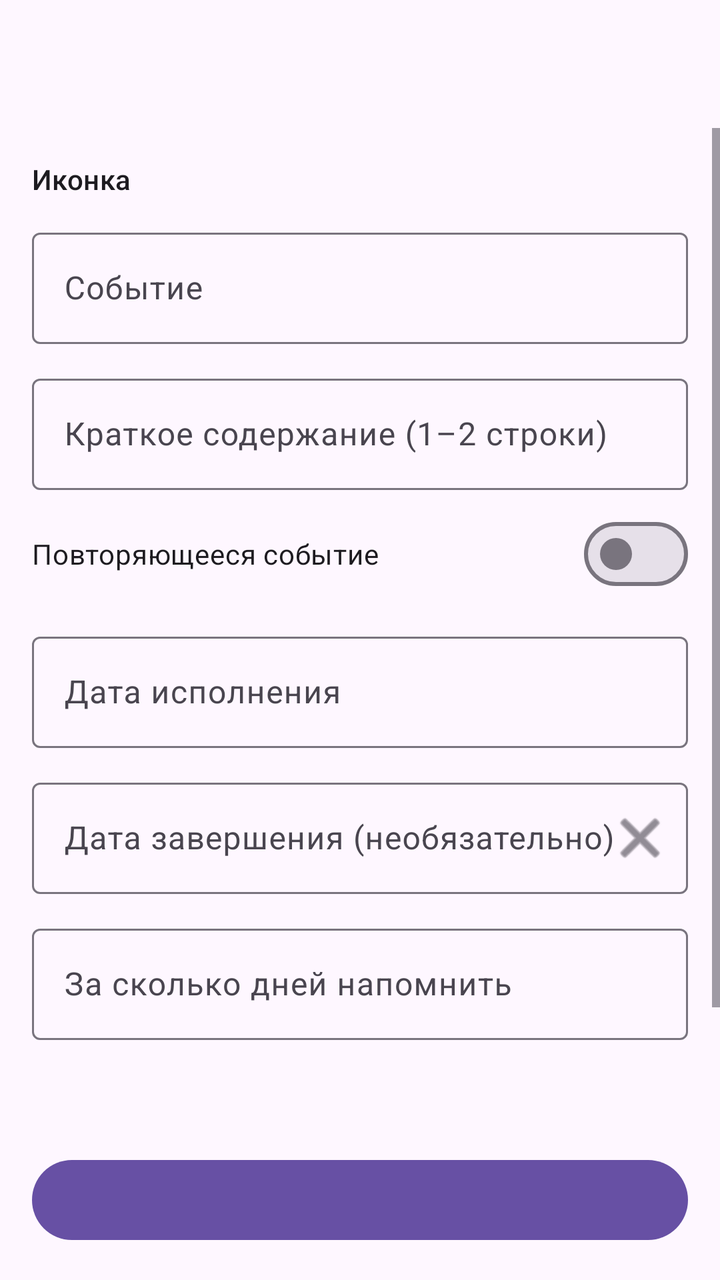
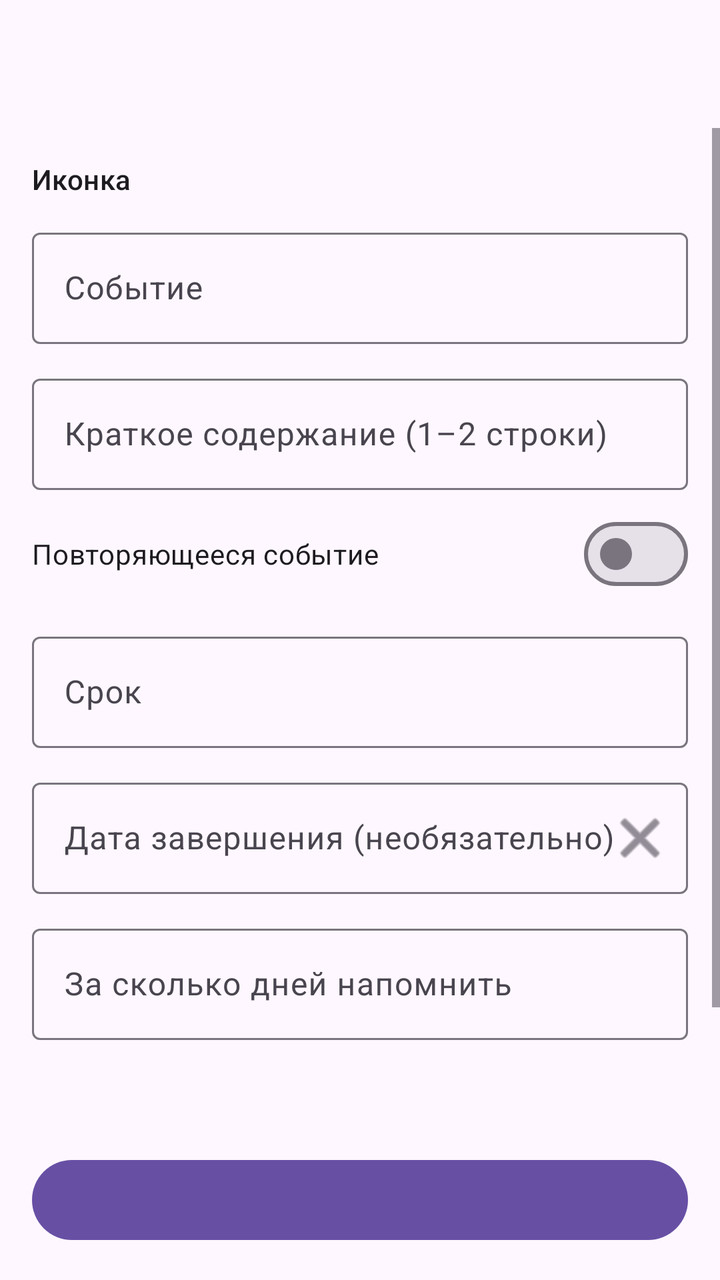

The first picture is an Android layout as it rendered before a commit; the second is the same layout after the commit. The layout source and the unified diff follow.
<!-- AndroidManifest.xml: application theme Theme.ReminderNote -->
<!-- res/layout/activity_card.xml -->
<?xml version="1.0" encoding="utf-8"?>
<androidx.coordinatorlayout.widget.CoordinatorLayout xmlns:android="http://schemas.android.com/apk/res/android"
    xmlns:app="http://schemas.android.com/apk/res-auto"
    xmlns:tools="http://schemas.android.com/tools"
    android:id="@+id/card_root"
    android:layout_width="match_parent"
    android:layout_height="match_parent"
    tools:context=".CardActivity">

    <com.google.android.material.appbar.AppBarLayout
        android:layout_width="match_parent"
        android:layout_height="wrap_content">

        <com.google.android.material.appbar.MaterialToolbar
            android:id="@+id/toolbar"
            android:layout_width="match_parent"
            android:layout_height="?attr/actionBarSize" />
    </com.google.android.material.appbar.AppBarLayout>

    <LinearLayout
        android:layout_width="match_parent"
        android:layout_height="match_parent"
        android:orientation="vertical"
        app:layout_behavior="@string/appbar_scrolling_view_behavior">

        <ScrollView
            android:layout_width="match_parent"
            android:layout_height="0dp"
            android:layout_weight="1"
            android:fillViewport="true">

            <LinearLayout
                android:layout_width="match_parent"
                android:layout_height="wrap_content"
                android:orientation="vertical"
                android:padding="16dp">

                <LinearLayout
                    android:id="@+id/row_header"
                    android:layout_width="match_parent"
                    android:layout_height="wrap_content"
                    android:gravity="center_vertical"
                    android:orientation="horizontal"
                    android:visibility="gone">

                    <TextView
                        android:id="@+id/tv_icon"
                        android:layout_width="wrap_content"
                        android:layout_height="wrap_content"
                        android:textSize="36sp" />

                    <TextView
                        android:id="@+id/tv_header_title"
                        android:layout_width="0dp"
                        android:layout_height="wrap_content"
                        android:layout_marginStart="12dp"
                        android:layout_weight="1"
                        android:textAppearance="?attr/textAppearanceHeadlineSmall" />
                </LinearLayout>

                <TextView
                    android:id="@+id/tv_description_view"
                    android:layout_width="match_parent"
                    android:layout_height="wrap_content"
                    android:layout_marginTop="8dp"
                    android:textAppearance="?attr/textAppearanceBodyLarge"
                    android:visibility="gone" />

                <TextView
                    android:id="@+id/label_icon"
                    android:layout_width="wrap_content"
                    android:layout_height="wrap_content"
                    android:text="@string/field_icon"
                    android:textAppearance="?attr/textAppearanceLabelLarge" />

                <HorizontalScrollView
                    android:id="@+id/scroll_icons"
                    android:layout_width="match_parent"
                    android:layout_height="wrap_content"
                    android:scrollbars="none">

                    <com.google.android.material.chip.ChipGroup
                        android:id="@+id/chip_group"
                        android:layout_width="wrap_content"
                        android:layout_height="wrap_content"
                        app:selectionRequired="true"
                        app:singleLine="true"
                        app:singleSelection="true" />
                </HorizontalScrollView>

                <com.google.android.material.textfield.TextInputLayout
                    android:id="@+id/til_title"
                    android:layout_width="match_parent"
                    android:layout_height="wrap_content"
                    android:layout_marginTop="12dp"
                    android:hint="@string/field_event">

                    <com.google.android.material.textfield.TextInputEditText
                        android:id="@+id/et_title"
                        android:layout_width="match_parent"
                        android:layout_height="wrap_content"
                        android:inputType="textCapSentences|textMultiLine" />
                </com.google.android.material.textfield.TextInputLayout>

                <com.google.android.material.textfield.TextInputLayout
                    android:id="@+id/til_description"
                    android:layout_width="match_parent"
                    android:layout_height="wrap_content"
                    android:layout_marginTop="12dp"
                    android:hint="@string/field_description">

                    <com.google.android.material.textfield.TextInputEditText
                        android:id="@+id/et_description"
                        android:layout_width="match_parent"
                        android:layout_height="wrap_content"
                        android:inputType="textCapSentences|textMultiLine"
                        android:maxLength="160"
                        android:maxLines="2" />
                </com.google.android.material.textfield.TextInputLayout>

                <TextView
                    android:id="@+id/tv_repeat_info"
                    android:layout_width="match_parent"
                    android:layout_height="wrap_content"
                    android:layout_marginTop="12dp"
                    android:textAppearance="?attr/textAppearanceBodyMedium"
                    android:visibility="gone" />

                <com.google.android.material.materialswitch.MaterialSwitch
                    android:id="@+id/switch_repeat"
                    android:layout_width="match_parent"
                    android:layout_height="wrap_content"
                    android:layout_marginTop="8dp"
                    android:text="@string/field_repeat" />

                <LinearLayout
                    android:id="@+id/group_period"
                    android:layout_width="match_parent"
                    android:layout_height="wrap_content"
                    android:orientation="vertical"
                    android:visibility="gone">

                    <TextView
                        android:layout_width="wrap_content"
                        android:layout_height="wrap_content"
                        android:layout_marginTop="8dp"
                        android:text="@string/field_period"
                        android:textAppearance="?attr/textAppearanceLabelLarge" />

                    <com.google.android.material.button.MaterialButtonToggleGroup
                        android:id="@+id/toggle_period"
                        android:layout_width="match_parent"
                        android:layout_height="wrap_content"
                        android:layout_marginTop="4dp"
                        app:selectionRequired="true"
                        app:singleSelection="true">

                        <com.google.android.material.button.MaterialButton
                            android:id="@+id/btn_month"
                            style="?attr/materialButtonOutlinedStyle"
                            android:layout_width="0dp"
                            android:layout_height="wrap_content"
                            android:layout_weight="1"
                            android:text="@string/period_month" />

                        <com.google.android.material.button.MaterialButton
                            android:id="@+id/btn_year"
                            style="?attr/materialButtonOutlinedStyle"
                            android:layout_width="0dp"
                            android:layout_height="wrap_content"
                            android:layout_weight="1"
                            android:text="@string/period_year" />
                    </com.google.android.material.button.MaterialButtonToggleGroup>
                </LinearLayout>

                <com.google.android.material.textfield.TextInputLayout
                    android:id="@+id/til_exec"
                    android:layout_width="match_parent"
                    android:layout_height="wrap_content"
                    android:layout_marginTop="12dp"
                    android:hint="@string/field_exec_date">

                    <com.google.android.material.textfield.TextInputEditText
                        android:id="@+id/et_exec"
                        android:layout_width="match_parent"
                        android:layout_height="wrap_content"
                        android:clickable="true"
                        android:cursorVisible="false"
                        android:focusable="false"
                        android:inputType="none" />
                </com.google.android.material.textfield.TextInputLayout>

                <com.google.android.material.textfield.TextInputLayout
                    android:id="@+id/til_end"
                    android:layout_width="match_parent"
                    android:layout_height="wrap_content"
                    android:layout_marginTop="12dp"
                    android:hint="@string/field_end_date"
                    app:endIconContentDescription="@string/clear"
                    app:endIconDrawable="@android:drawable/ic_menu_close_clear_cancel"
                    app:endIconMode="custom">

                    <com.google.android.material.textfield.TextInputEditText
                        android:id="@+id/et_end"
                        android:layout_width="match_parent"
                        android:layout_height="wrap_content"
                        android:clickable="true"
                        android:cursorVisible="false"
                        android:focusable="false"
                        android:inputType="none" />
                </com.google.android.material.textfield.TextInputLayout>

                <com.google.android.material.textfield.TextInputLayout
                    android:id="@+id/til_remind"
                    android:layout_width="match_parent"
                    android:layout_height="wrap_content"
                    android:layout_marginTop="12dp"
                    android:hint="@string/field_remind_days">

                    <com.google.android.material.textfield.TextInputEditText
                        android:id="@+id/et_remind"
                        android:layout_width="match_parent"
                        android:layout_height="wrap_content"
                        android:inputType="number"
                        android:maxLength="3" />
                </com.google.android.material.textfield.TextInputLayout>

                <TextView
                    android:id="@+id/tv_tab"
                    android:layout_width="match_parent"
                    android:layout_height="wrap_content"
                    android:layout_marginTop="16dp"
                    android:textAppearance="?attr/textAppearanceTitleSmall" />

                <TextView
                    android:id="@+id/tv_status"
                    android:layout_width="match_parent"
                    android:layout_height="wrap_content"
                    android:layout_marginTop="8dp"
                    android:textAppearance="?attr/textAppearanceBodyLarge" />

                <TextView
                    android:id="@+id/tv_status_date"
                    android:layout_width="match_parent"
                    android:layout_height="wrap_content"
                    android:layout_marginTop="4dp"
                    android:textAppearance="?attr/textAppearanceBodyMedium" />
            </LinearLayout>
        </ScrollView>

        <LinearLayout
            android:id="@+id/group_actions"
            android:layout_width="match_parent"
            android:layout_height="wrap_content"
            android:layout_marginStart="16dp"
            android:layout_marginTop="8dp"
            android:layout_marginEnd="16dp"
            android:orientation="horizontal"
            android:visibility="gone">

            <com.google.android.material.button.MaterialButton
                android:id="@+id/btn_done"
                style="?attr/materialButtonOutlinedStyle"
                android:layout_width="0dp"
                android:layout_height="wrap_content"
                android:layout_marginEnd="4dp"
                android:layout_weight="1"
                android:text="@string/action_done" />

            <com.google.android.material.button.MaterialButton
                android:id="@+id/btn_complete"
                style="?attr/materialButtonOutlinedStyle"
                android:layout_width="0dp"
                android:layout_height="wrap_content"
                android:layout_marginStart="4dp"
                android:layout_weight="1"
                android:text="@string/action_complete" />
        </LinearLayout>

        <com.google.android.material.button.MaterialButton
            android:id="@+id/btn_action"
            android:layout_width="match_parent"
            android:layout_height="wrap_content"
            android:layout_margin="16dp" />
    </LinearLayout>
</androidx.coordinatorlayout.widget.CoordinatorLayout>
<!-- resources referenced by this layout -->
<resources>
  <string name="action_complete">Завершить</string>
  <string name="action_done">Исполнить</string>
  <string name="clear">Очистить</string>
  <string name="field_description">Краткое содержание (1–2 строки)</string>
  <string name="field_end_date">Дата завершения (необязательно)</string>
  <string name="field_event">Событие</string>
  <string name="field_exec_date">Дата исполнения</string>
  <string name="field_icon">Иконка</string>
  <string name="field_period">Период повторения</string>
  <string name="field_remind_days">За сколько дней напомнить</string>
  <string name="field_repeat">Повторяющееся событие</string>
  <string name="period_month">Месяц</string>
  <string name="period_year">Год</string>
  <style name="Theme.ReminderNote" parent="Base.Theme.ReminderNote" />
  <style name="Base.Theme.ReminderNote" parent="Theme.Material3.DayNight.NoActionBar">
          
          
      </style>
</resources>

<!-- the commit's change to res/layout/activity_card.xml (unified diff, before → after) -->
@@ -245,6 +245,22 @@
                     android:layout_height="wrap_content"
                     android:layout_marginTop="4dp"
                     android:textAppearance="?attr/textAppearanceBodyMedium" />
+
+                <TextView
+                    android:id="@+id/tv_done_date"
+                    android:layout_width="match_parent"
+                    android:layout_height="wrap_content"
+                    android:layout_marginTop="4dp"
+                    android:textAppearance="?attr/textAppearanceBodyMedium"
+                    android:visibility="gone" />
+
+                <TextView
+                    android:id="@+id/tv_completed_date"
+                    android:layout_width="match_parent"
+                    android:layout_height="wrap_content"
+                    android:layout_marginTop="4dp"
+                    android:textAppearance="?attr/textAppearanceBodyMedium"
+                    android:visibility="gone" />
             </LinearLayout>
         </ScrollView>
 
<!-- resource entries referenced after the edit -->
@@ -6,7 +6,7 @@
   <string name="field_description">Краткое содержание (1–2 строки)</string>
   <string name="field_end_date">Дата завершения (необязательно)</string>
   <string name="field_event">Событие</string>
-  <string name="field_exec_date">Дата исполнения</string>
+  <string name="field_exec_date">Срок</string>
   <string name="field_icon">Иконка</string>
   <string name="field_period">Период повторения</string>
   <string name="field_remind_days">За сколько дней напомнить</string>
